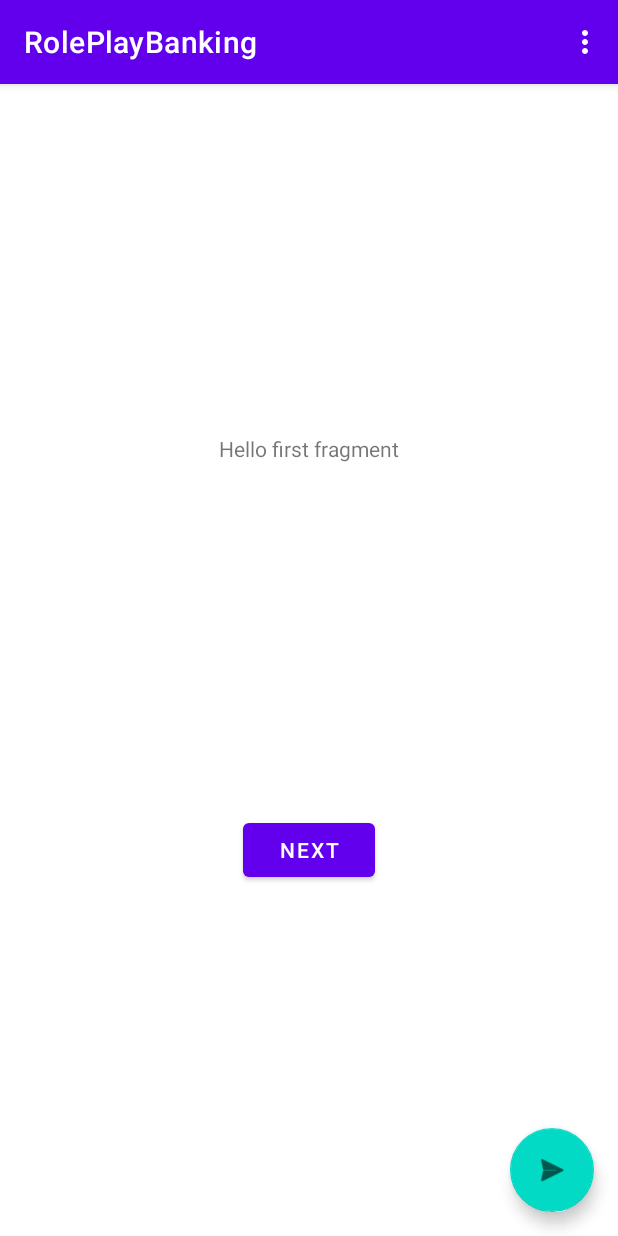
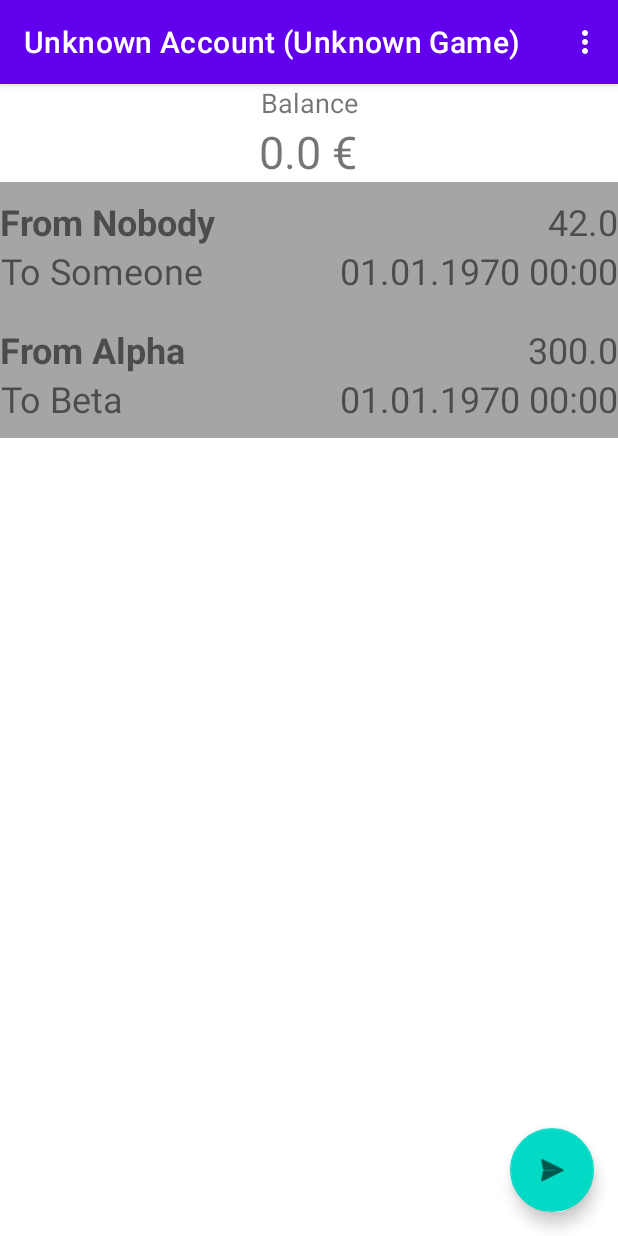
Before and after one commit to Fi0x/RolePlayBanking, an Android app: the screen it shows after launch (AccountOverviewActivity), after a tap on "Unknown Account", on a phone screen of 412 x 824 dp. Run offline under Robolectric (Android 15) with nearby library versions, the phone set to English and light mode, and no system bars.

Commit message:
Added most functionality for account-overview

```diff
--- a/app/src/main/java/com/example/roleplaybanking/controllers/AccountOverviewActivity.java
+++ b/app/src/main/java/com/example/roleplaybanking/controllers/AccountOverviewActivity.java
@@ -1,30 +1,34 @@
 package com.example.roleplaybanking.controllers;
 
+import android.content.Intent;
 import android.os.Bundle;
 import android.view.Menu;
 import android.view.MenuItem;
 import android.view.View;
+import android.widget.TextView;
 
 import androidx.appcompat.app.AppCompatActivity;
 import androidx.appcompat.widget.Toolbar;
 
 import com.example.roleplaybanking.R;
+import com.example.roleplaybanking.structures.Account;
 import com.google.android.material.floatingactionbutton.FloatingActionButton;
 
 public class AccountOverviewActivity extends AppCompatActivity {
-
     @Override
     protected void onCreate(Bundle savedInstanceState) {
         super.onCreate(savedInstanceState);
         setContentView(R.layout.activity_account_overview);
+
         Toolbar toolbar = findViewById(R.id.toolbar);
+        toolbar.setTitle(Account.currentAccount.name + " (" + Account.currentAccount.gameName + ")");
         setSupportActionBar(toolbar);
 
         FloatingActionButton fab = findViewById(R.id.fab);
         fab.setOnClickListener(new View.OnClickListener() {
             @Override
             public void onClick(View view) {
-                //TODO: Open popup to send money
+                //TODO: Open popup to send money (onece or repeating)
             }
         });
     }
--- /dev/null
+++ b/app/src/main/java/com/example/roleplaybanking/controllers/AccountOverviewFragment.java
@@ -0,0 +1,52 @@
+package com.example.roleplaybanking.controllers;
+
+import android.os.Bundle;
+import android.view.LayoutInflater;
+import android.view.View;
+import android.view.ViewGroup;
+import android.widget.TextView;
+
+import androidx.annotation.NonNull;
+import androidx.fragment.app.Fragment;
+import androidx.navigation.fragment.NavHostFragment;
+import androidx.recyclerview.widget.LinearLayoutManager;
+import androidx.recyclerview.widget.RecyclerView;
+
+import com.example.roleplaybanking.R;
+import com.example.roleplaybanking.controllers.helper.AccountsAdapter;
+import com.example.roleplaybanking.controllers.helper.TransactionsAdapter;
+import com.example.roleplaybanking.structures.Account;
+import com.example.roleplaybanking.structures.Transaction;
+
+import java.util.ArrayList;
+import java.util.List;
+
+public class AccountOverviewFragment extends Fragment {
+    private List<Transaction> transactions = new ArrayList<>();
+
+    @Override
+    public View onCreateView(LayoutInflater inflater, ViewGroup container, Bundle savedInstanceState) {
+        View view = inflater.inflate(R.layout.fragment_account_overview, container, false);
+
+        TextView balance = view.findViewById(R.id.txt_balance);
+        balance.setText(String.format("%s %s", Account.currentAccount.balance, Account.currentAccount.currencySign));
+
+        transactions.add(new Transaction());//Placeholder
+        Transaction trans = new Transaction();//Placeholder
+        trans.sender = "Alpha";//Placeholder
+        trans.recipient = "Beta";//Placeholder
+        trans.amount = 300;//Placeholder
+        transactions.add(trans);//Placeholder
+        //TODO: Load real transactions
+
+        final RecyclerView rvTransactions = (RecyclerView) view.findViewById(R.id.rvTransactionHistory);
+        rvTransactions.setAdapter(new TransactionsAdapter(transactions));
+        rvTransactions.setLayoutManager(new LinearLayoutManager(view.getContext()));
+
+        return view;
+    }
+
+    public void onViewCreated(@NonNull View view, Bundle savedInstanceState) {
+        super.onViewCreated(view, savedInstanceState);
+    }
+}
--- a/app/src/main/java/com/example/roleplaybanking/controllers/AccountSelectionActivity.java
+++ b/app/src/main/java/com/example/roleplaybanking/controllers/AccountSelectionActivity.java
@@ -1,6 +1,5 @@
 package com.example.roleplaybanking.controllers;
 
-import android.content.Intent;
 import android.os.Bundle;
 
 import com.example.roleplaybanking.R;
@@ -21,8 +20,7 @@ import android.view.MenuItem;
 import java.util.ArrayList;
 
 public class AccountSelectionActivity extends AppCompatActivity {
-
-    private ArrayList<Account> accounts = new ArrayList<>();
+    public static ArrayList<Account> accounts = new ArrayList<>();
 
     @Override
     protected void onCreate(Bundle savedInstanceState) {
@@ -37,7 +35,7 @@ public class AccountSelectionActivity extends AppCompatActivity {
         acc2.name = "TEST";//Placeholder for testing
         accounts.add(acc2);//Placeholder for testing
 
-        final RecyclerView rvContacts = (RecyclerView) findViewById(R.id.rvAccounts);
+        final RecyclerView rvContacts = (RecyclerView) findViewById(R.id.rvTransactionHistory);
         rvContacts.setAdapter(new AccountsAdapter(accounts));
         rvContacts.setLayoutManager(new LinearLayoutManager(this));
 
--- a/app/src/main/java/com/example/roleplaybanking/controllers/AccountSelectionFragment.java
+++ /dev/null
@@ -1,36 +0,0 @@
-package com.example.roleplaybanking.controllers;
-
-import android.os.Bundle;
-import android.view.LayoutInflater;
-import android.view.View;
-import android.view.ViewGroup;
-
-import androidx.annotation.NonNull;
-import androidx.fragment.app.Fragment;
-import androidx.navigation.fragment.NavHostFragment;
-
-import com.example.roleplaybanking.R;
-
-public class AccountSelectionFragment extends Fragment {
-
-    @Override
-    public View onCreateView(
-            LayoutInflater inflater, ViewGroup container,
-            Bundle savedInstanceState
-    ) {
-        // Inflate the layout for this fragment
-        return inflater.inflate(R.layout.fragment_account_selection, container, false);
-    }
-
-    public void onViewCreated(@NonNull View view, Bundle savedInstanceState) {
-        super.onViewCreated(view, savedInstanceState);
-
-        view.findViewById(R.id.button_first).setOnClickListener(new View.OnClickListener() {
-            @Override
-            public void onClick(View view) {
-                NavHostFragment.findNavController(AccountSelectionFragment.this)
-                        .navigate(R.id.action_FirstFragment_to_SecondFragment);
-            }
-        });
-    }
-}
--- a/app/src/main/java/com/example/roleplaybanking/controllers/SecondFragment.java
+++ b/app/src/main/java/com/example/roleplaybanking/controllers/SecondFragment.java
@@ -24,13 +24,5 @@ public class SecondFragment extends Fragment {
 
     public void onViewCreated(@NonNull View view, Bundle savedInstanceState) {
         super.onViewCreated(view, savedInstanceState);
-
-        view.findViewById(R.id.button_second).setOnClickListener(new View.OnClickListener() {
-            @Override
-            public void onClick(View view) {
-                NavHostFragment.findNavController(SecondFragment.this)
-                        .navigate(R.id.action_SecondFragment_to_FirstFragment);
-            }
-        });
     }
 }
--- a/app/src/main/java/com/example/roleplaybanking/controllers/helper/AccountsAdapter.java
+++ b/app/src/main/java/com/example/roleplaybanking/controllers/helper/AccountsAdapter.java
@@ -11,6 +11,7 @@ import androidx.recyclerview.widget.RecyclerView;
 
 import com.example.roleplaybanking.R;
 import com.example.roleplaybanking.controllers.AccountOverviewActivity;
+import com.example.roleplaybanking.controllers.AccountSelectionActivity;
 import com.example.roleplaybanking.structures.Account;
 
 import java.util.List;
@@ -59,6 +60,16 @@ public class AccountsAdapter extends RecyclerView.Adapter<AccountsAdapter.ViewHo
 
             itemView.setOnClickListener(v -> {
                 final Intent intent = new Intent(itemView.getContext(), AccountOverviewActivity.class);
+
+                for (Account a : AccountSelectionActivity.accounts)
+                {
+                    if(a.name == nameTextView.getText() && a.gameName == gameTextView.getText())
+                    {
+                        Account.currentAccount = a;
+                        break;
+                    }
+                }
+
                 itemView.getContext().startActivity(intent);
             });
         }
--- /dev/null
+++ b/app/src/main/java/com/example/roleplaybanking/controllers/helper/TransactionsAdapter.java
@@ -0,0 +1,72 @@
+package com.example.roleplaybanking.controllers.helper;
+
+import android.content.Context;
+import android.text.format.DateFormat;
+import android.text.format.Time;
+import android.view.LayoutInflater;
+import android.view.View;
+import android.view.ViewGroup;
+import android.widget.TextView;
+
+import androidx.recyclerview.widget.RecyclerView;
+
+import com.example.roleplaybanking.R;
+import com.example.roleplaybanking.structures.Transaction;
+
+import java.time.format.DateTimeFormatter;
+import java.util.Date;
+import java.util.List;
+
+public class TransactionsAdapter extends RecyclerView.Adapter<TransactionsAdapter.ViewHolder> {
+    private final List<Transaction> transactionList;
+
+    public TransactionsAdapter(List<Transaction> transactions) {
+        transactionList = transactions;
+    }
+
+    @Override
+    public TransactionsAdapter.ViewHolder onCreateViewHolder(ViewGroup parent, int viewType) {
+        Context context = parent.getContext();
+        LayoutInflater inflater = LayoutInflater.from(context);
+
+        View transactionView = inflater.inflate(R.layout.item_transaction, parent, false);
+
+        return new ViewHolder(transactionView);
+    }
+
+    @Override
+    public void onBindViewHolder(TransactionsAdapter.ViewHolder viewHolder, int position) {
+        Transaction transaction = transactionList.get(position);
+
+        TextView txtSender = viewHolder.sender;
+        txtSender.setText(String.format("From %s", transaction.sender));
+        TextView txtRecipient = viewHolder.recipient;
+        txtRecipient.setText(String.format("To %s", transaction.recipient));
+        TextView txtAmount = viewHolder.amount;
+        txtAmount.setText(String.format("%s", transaction.amount));
+        TextView txtTime = viewHolder.timestamp;
+        String date = DateFormat.format("dd.MM.yyyy HH:mm", new Date(transaction.timestamp)).toString();
+        txtTime.setText(date);
+    }
+
+    @Override
+    public int getItemCount() {
+        return transactionList.size();
+    }
+
+    public class ViewHolder extends RecyclerView.ViewHolder {
+        public TextView sender;
+        public TextView recipient;
+        public TextView amount;
+        public TextView timestamp;
+
+        public ViewHolder(View itemView) {
+            super(itemView);
+
+            sender = (TextView) itemView.findViewById(R.id.senderName);
+            recipient = (TextView) itemView.findViewById(R.id.recipientName);
+            amount = (TextView) itemView.findViewById(R.id.transactionAmount);
+            timestamp = (TextView) itemView.findViewById(R.id.transactionTimestamp);
+        }
+    }
+}
--- a/app/src/main/java/com/example/roleplaybanking/structures/Account.java
+++ b/app/src/main/java/com/example/roleplaybanking/structures/Account.java
@@ -2,7 +2,10 @@ package com.example.roleplaybanking.structures;
 
 public class Account
 {
+    public static Account currentAccount = new Account();
+
     public String gameName = "Unknown Game";
     public String name = "Unknown Account";
     public double balance = 0;
+    public String currencySign = "€";
 }
--- /dev/null
+++ b/app/src/main/java/com/example/roleplaybanking/structures/Transaction.java
@@ -0,0 +1,8 @@
+package com.example.roleplaybanking.structures;
+
+public class Transaction {
+    public String sender = "Nobody";
+    public String recipient = "Someone";
+    public double amount = 42;
+    public long timestamp;
+}
--- a/app/src/main/res/layout/activity_account_overview.xml
+++ b/app/src/main/res/layout/activity_account_overview.xml
@@ -16,11 +16,11 @@
             android:layout_width="match_parent"
             android:layout_height="?attr/actionBarSize"
             android:background="?attr/colorPrimary"
-            app:popupTheme="@style/Theme.RolePlayBanking.PopupOverlay" />
+            app:popupTheme="@style/Theme.RolePlayBanking.PopupOverlay"/>
 
     </com.google.android.material.appbar.AppBarLayout>
 
-    <include layout="@layout/content_main" /> <!-- TODO: Replace with list of previous transactions -->
+    <include layout="@layout/content_account" />
 
     <com.google.android.material.floatingactionbutton.FloatingActionButton
         android:id="@+id/fab"
--- a/app/src/main/res/layout/activity_account_selection.xml
+++ b/app/src/main/res/layout/activity_account_selection.xml
@@ -20,7 +20,7 @@
             app:popupTheme="@style/Theme.RolePlayBanking.PopupOverlay" />
 
         <androidx.recyclerview.widget.RecyclerView
-            android:id="@+id/rvAccounts"
+            android:id="@+id/rvTransactionHistory"
             android:layout_width="match_parent"
             android:layout_height="677dp"/>
 
--- a/app/src/main/res/layout/activity_contacts.xml
+++ b/app/src/main/res/layout/activity_contacts.xml
@@ -20,7 +20,7 @@
 
     </com.google.android.material.appbar.AppBarLayout>
 
-    <include layout="@layout/content_main" /> <!-- TODO: Replace with list of all contacts -->
+    <include layout="@layout/content_account" /> <!-- TODO: Replace with list of all contacts -->
 
     <com.google.android.material.floatingactionbutton.FloatingActionButton
         android:id="@+id/fab"
--- a/app/src/main/res/layout/activity_settings.xml
+++ b/app/src/main/res/layout/activity_settings.xml
@@ -20,7 +20,7 @@
 
     </com.google.android.material.appbar.AppBarLayout>
 
-    <include layout="@layout/content_main" /> <!-- TODO: Replace with settings -->
+    <include layout="@layout/content_account" /> <!-- TODO: Replace with settings -->
 
     <com.google.android.material.floatingactionbutton.FloatingActionButton
         android:id="@+id/fab"
--- a/app/src/main/res/layout/fragment_account_selection.xml
+++ b/app/src/main/res/layout/fragment_account_overview.xml
@@ -4,25 +4,33 @@
     xmlns:tools="http://schemas.android.com/tools"
     android:layout_width="match_parent"
     android:layout_height="match_parent"
-    tools:context=".controllers.AccountSelectionFragment">
+    tools:context=".controllers.AccountOverviewFragment">
 
     <TextView
-        android:id="@+id/textview_first"
+        android:id="@+id/textView"
         android:layout_width="wrap_content"
         android:layout_height="wrap_content"
-        android:text="@string/hello_first_fragment"
-        app:layout_constraintBottom_toTopOf="@id/button_first"
+        android:text="@string/balance"
+        android:textSize="18sp"
         app:layout_constraintEnd_toEndOf="parent"
         app:layout_constraintStart_toStartOf="parent"
         app:layout_constraintTop_toTopOf="parent" />
 
-    <Button
-        android:id="@+id/button_first"
+    <TextView
+        android:id="@+id/txt_balance"
         android:layout_width="wrap_content"
         android:layout_height="wrap_content"
-        android:text="@string/next"
-        app:layout_constraintBottom_toBottomOf="parent"
+        android:text="@string/empty_balance"
+        android:textSize="30sp"
         app:layout_constraintEnd_toEndOf="parent"
+        app:layout_constraintHorizontal_bias="0.498"
         app:layout_constraintStart_toStartOf="parent"
-        app:layout_constraintTop_toBottomOf="@id/textview_first" />
+        app:layout_constraintTop_toBottomOf="@+id/textView" />
+
+    <androidx.recyclerview.widget.RecyclerView
+        android:id="@+id/rvTransactionHistory"
+        android:layout_width="match_parent"
+        android:layout_height="677dp"
+        app:layout_constraintTop_toBottomOf="@+id/txt_balance" />
+    <!-- TODO: use as main account overview -->
 </androidx.constraintlayout.widget.ConstraintLayout>
--- a/app/src/main/res/layout/fragment_second.xml
+++ b/app/src/main/res/layout/fragment_second.xml
@@ -10,18 +10,7 @@
         android:id="@+id/textview_second"
         android:layout_width="wrap_content"
         android:layout_height="wrap_content"
-        app:layout_constraintBottom_toTopOf="@id/button_second"
         app:layout_constraintEnd_toEndOf="parent"
         app:layout_constraintStart_toStartOf="parent"
         app:layout_constraintTop_toTopOf="parent" />
-
-    <Button
-        android:id="@+id/button_second"
-        android:layout_width="wrap_content"
-        android:layout_height="wrap_content"
-        android:text="@string/previous"
-        app:layout_constraintBottom_toBottomOf="parent"
-        app:layout_constraintEnd_toEndOf="parent"
-        app:layout_constraintStart_toStartOf="parent"
-        app:layout_constraintTop_toBottomOf="@id/textview_second" />
 </androidx.constraintlayout.widget.ConstraintLayout>
--- /dev/null
+++ b/app/src/main/res/layout/item_transaction.xml
@@ -0,0 +1,58 @@
+<?xml version="1.0" encoding="utf-8"?>
+<LinearLayout xmlns:android="http://schemas.android.com/apk/res/android"
+    android:layout_width="match_parent"
+    android:layout_height="wrap_content"
+    android:background="#A5A5A5"
+    android:orientation="horizontal"
+    android:paddingTop="10dp"
+    android:paddingBottom="10dp"
+    android:baselineAligned="false">
+
+    <LinearLayout
+        android:layout_width="wrap_content"
+        android:layout_height="wrap_content"
+        android:layout_weight="1"
+        android:orientation="vertical">
+
+        <TextView
+            android:id="@+id/senderName"
+            android:layout_width="wrap_content"
+            android:layout_height="wrap_content"
+            android:text="@string/sender"
+            android:textSize="24sp"
+            android:textStyle="bold" />
+
+        <TextView
+            android:id="@+id/recipientName"
+            android:layout_width="wrap_content"
+            android:layout_height="wrap_content"
+            android:text="@string/recipient"
+            android:textAlignment="textEnd"
+            android:textSize="24sp" />
+
+    </LinearLayout>
+
+    <LinearLayout
+        android:layout_width="wrap_content"
+        android:layout_height="wrap_content"
+        android:layout_weight="1"
+        android:orientation="vertical">
+
+        <TextView
+            android:id="@+id/transactionAmount"
+            android:layout_width="match_parent"
+            android:layout_height="wrap_content"
+            android:text="@string/amount"
+            android:textAlignment="textEnd"
+            android:textSize="24sp" />
+
+        <TextView
+            android:id="@+id/transactionTimestamp"
+            android:layout_width="match_parent"
+            android:layout_height="wrap_content"
+            android:text="@string/unknown_time"
+            android:textAlignment="textEnd"
+            android:textSize="24sp" />
+    </LinearLayout>
+
+</LinearLayout>
--- a/app/src/main/res/navigation/nav_graph.xml
+++ b/app/src/main/res/navigation/nav_graph.xml
@@ -7,9 +7,9 @@
 
     <fragment
         android:id="@+id/FirstFragment"
-        android:name="com.example.roleplaybanking.controllers.AccountSelectionFragment"
+        android:name="com.example.roleplaybanking.controllers.AccountOverviewFragment"
         android:label="@string/lbl_fragment_account_selection"
-        tools:layout="@layout/fragment_account_selection">
+        tools:layout="@layout/fragment_account_overview">
 
         <action
             android:id="@+id/action_FirstFragment_to_SecondFragment"
--- a/app/src/main/res/values/strings.xml
+++ b/app/src/main/res/values/strings.xml
@@ -7,6 +7,11 @@
     <string name="next">Next</string>
     <string name="previous">Previous</string>
 
-    <string name="hello_first_fragment">Hello first fragment</string>
+    <string name="balance">Balance</string>
     <string name="hello_second_fragment">Hello second fragment. Arg: %1$s</string>
+    <string name="empty_balance">No money found</string>
+    <string name="recipient">Recipient</string>
+    <string name="sender">Sender</string>
+    <string name="amount">Amount</string>
+    <string name="unknown_time">Unknown Time</string>
 </resources>
```
Also changed, not shown: app/src/main/res/layout/content_account.xml (renamed from app/src/main/res/layout/content_main.xml).
